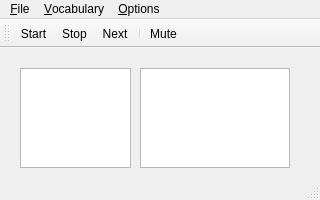
Qt form source/mainwindow.ui (martin-kudlicka/vocabulary-master) before a commit.
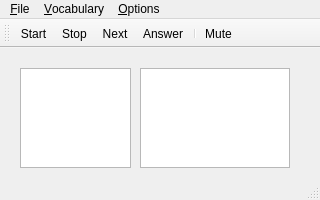
The same form after that commit.

Commit message: + button on tool-bar to show answer

What changed in the file:
```diff
--- a/source/mainwindow.ui
+++ b/source/mainwindow.ui
@@ -91,6 +91,7 @@
    <addaction name="qaStart"/>
    <addaction name="qaStop"/>
    <addaction name="qaNext"/>
+   <addaction name="qaAnswer"/>
    <addaction name="separator"/>
    <addaction name="qaMute"/>
   </widget>
@@ -143,6 +144,11 @@
     <string>Mute</string>
    </property>
   </action>
+  <action name="qaAnswer">
+   <property name="text">
+    <string>Answer</string>
+   </property>
+  </action>
  </widget>
  <layoutdefault spacing="6" margin="11"/>
  <resources>
```
The commit also changes 2 other files.
